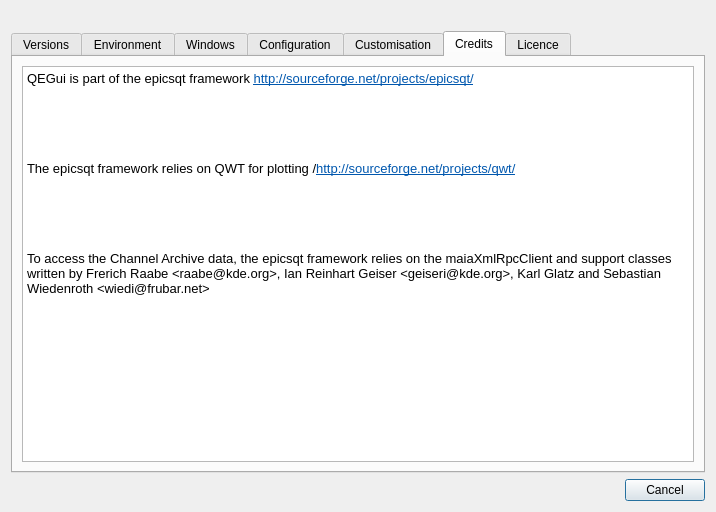
Before: the Qt Designer form applications/QEGuiApp/src/aboutDialog.ui in andrewrhyder/epicsqt, drawn with Qt 5.
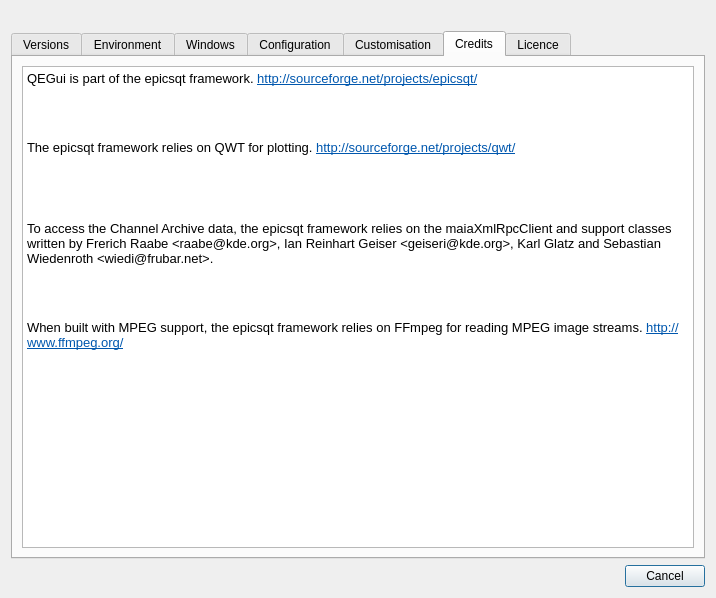
After: the same form once the commit is applied. The open tabs and pages were chosen to show the change. Icons and pictures are not drawn.

Commit message: Add ffmpef suppliers to credits In QEImage, image display properties control: - Correct signal and slot names - Set user selectable maximum pixel value range when image is first displayed - Display histogram as bars rather than a line. Better for wide histograms where each bin can be seen. - Draw full color lookup table, not just one color per bin. - Fix vertical scaling of histogram when zooming historgram. In QEImage, mono image processing: - fix crash when more used bits than expected. - Remove compilation warnings for some compilers.

```diff
--- a/applications/QEGuiApp/src/aboutDialog.ui
+++ b/applications/QEGuiApp/src/aboutDialog.ui
@@ -7,7 +7,7 @@
     <x>0</x>
     <y>0</y>
     <width>716</width>
-    <height>430</height>
+    <height>598</height>
    </rect>
   </property>
   <property name="windowTitle">
@@ -456,16 +456,15 @@
           <string>&lt;!DOCTYPE HTML PUBLIC &quot;-//W3C//DTD HTML 4.0//EN&quot; &quot;http://www.w3.org/TR/REC-html40/strict.dtd&quot;&gt;
 &lt;html&gt;&lt;head&gt;&lt;meta name=&quot;qrichtext&quot; content=&quot;1&quot; /&gt;&lt;style type=&quot;text/css&quot;&gt;
 p, li { white-space: pre-wrap; }
-&lt;/style&gt;&lt;/head&gt;&lt;body style=&quot; font-family:'Sans Serif'; font-size:10pt; font-weight:400; font-style:normal;&quot;&gt;
-&lt;p style=&quot; margin-top:0px; margin-bottom:0px; margin-left:0px; margin-right:0px; -qt-block-indent:0; text-indent:0px;&quot;&gt;QEGui is part of the epicsqt framework &lt;a href=&quot;http://sourceforge.net/projects/epicsqt/&quot;&gt;&lt;span style=&quot; text-decoration: underline; color:#0057ae;&quot;&gt;http://sourceforge.net/projects/epicsqt/&lt;/span&gt;&lt;/a&gt;&lt;/p&gt;
-&lt;p style=&quot;-qt-paragraph-type:empty; margin-top:0px; margin-bottom:0px; margin-left:0px; margin-right:0px; -qt-block-indent:0; text-indent:0px;&quot;&gt;&lt;/p&gt;
-&lt;p style=&quot; margin-top:0px; margin-bottom:0px; margin-left:0px; margin-right:0px; -qt-block-indent:0; text-indent:0px;&quot;&gt;&lt;br /&gt;&lt;/p&gt;
-&lt;p style=&quot; margin-top:0px; margin-bottom:0px; margin-left:0px; margin-right:0px; -qt-block-indent:0; text-indent:0px;&quot;&gt;&lt;br /&gt;&lt;/p&gt;
-&lt;p style=&quot; margin-top:0px; margin-bottom:0px; margin-left:0px; margin-right:0px; -qt-block-indent:0; text-indent:0px;&quot;&gt;The epicsqt framework relies on QWT for plotting /&lt;a href=&quot;http://sourceforge.net/projects/qwt/&quot;&gt;&lt;span style=&quot; text-decoration: underline; color:#0057ae;&quot;&gt;http://sourceforge.net/projects/qwt/&lt;/span&gt;&lt;/a&gt;&lt;/p&gt;
-&lt;p style=&quot;-qt-paragraph-type:empty; margin-top:0px; margin-bottom:0px; margin-left:0px; margin-right:0px; -qt-block-indent:0; text-indent:0px; text-decoration: underline; color:#0057ae;&quot;&gt;&lt;/p&gt;
-&lt;p style=&quot; margin-top:0px; margin-bottom:0px; margin-left:0px; margin-right:0px; -qt-block-indent:0; text-indent:0px;&quot;&gt;&lt;span style=&quot; text-decoration: underline; color:#0057ae;&quot;&gt;&lt;br /&gt;&lt;/span&gt;&lt;/p&gt;
-&lt;p style=&quot; margin-top:0px; margin-bottom:0px; margin-left:0px; margin-right:0px; -qt-block-indent:0; text-indent:0px;&quot;&gt;&lt;span style=&quot; text-decoration: underline; color:#0057ae;&quot;&gt;&lt;br /&gt;&lt;/span&gt;&lt;/p&gt;
-&lt;p style=&quot; margin-top:0px; margin-bottom:0px; margin-left:0px; margin-right:0px; -qt-block-indent:0; text-indent:0px;&quot;&gt;To access the Channel Archive data, the epicsqt framework relies on the maiaXmlRpcClient and support classes written by Frerich Raabe &amp;lt;raabe@kde.org&amp;gt;, Ian Reinhart Geiser &amp;lt;geiseri@kde.org&amp;gt;, Karl Glatz and Sebastian Wiedenroth &amp;lt;wiedi@frubar.net&amp;gt;&lt;/p&gt;&lt;/body&gt;&lt;/html&gt;</string>
+&lt;/style&gt;&lt;/head&gt;&lt;body style=&quot; font-family:'Sans'; font-size:10pt; font-weight:400; font-style:normal;&quot;&gt;
+&lt;p style=&quot; margin-top:12px; margin-bottom:12px; margin-left:0px; margin-right:0px; -qt-block-indent:0; text-indent:0px;&quot;&gt;&lt;span style=&quot; font-family:'Sans Serif';&quot;&gt;QEGui is part of the epicsqt framework. &lt;/span&gt;&lt;a href=&quot;http://sourceforge.net/projects/epicsqt/&quot;&gt;&lt;span style=&quot; font-family:'Sans Serif'; text-decoration: underline; color:#0057ae;&quot;&gt;http://sourceforge.net/projects/epicsqt/&lt;/span&gt;&lt;/a&gt;&lt;/p&gt;
+&lt;p style=&quot; margin-top:12px; margin-bottom:12px; margin-left:0px; margin-right:0px; -qt-block-indent:0; text-indent:0px;&quot;&gt;&lt;br /&gt;&lt;/p&gt;
+&lt;p style=&quot; margin-top:12px; margin-bottom:12px; margin-left:0px; margin-right:0px; -qt-block-indent:0; text-indent:0px;&quot;&gt;&lt;span style=&quot; font-family:'Sans Serif';&quot;&gt;The epicsqt framework relies on QWT for plotting. &lt;/span&gt;&lt;a href=&quot;http://sourceforge.net/projects/qwt/&quot;&gt;&lt;span style=&quot; font-family:'Sans Serif'; text-decoration: underline; color:#0057ae;&quot;&gt;http://sourceforge.net/projects/qwt/&lt;/span&gt;&lt;/a&gt;&lt;/p&gt;
+&lt;p style=&quot;-qt-paragraph-type:empty; margin-top:12px; margin-bottom:12px; margin-left:0px; margin-right:0px; -qt-block-indent:0; text-indent:0px;&quot;&gt;&lt;br /&gt;&lt;/p&gt;
+&lt;p style=&quot;-qt-paragraph-type:empty; margin-top:12px; margin-bottom:12px; margin-left:0px; margin-right:0px; -qt-block-indent:0; text-indent:0px;&quot;&gt;&lt;br /&gt;&lt;/p&gt;
+&lt;p style=&quot; margin-top:12px; margin-bottom:12px; margin-left:0px; margin-right:0px; -qt-block-indent:0; text-indent:0px;&quot;&gt;&lt;span style=&quot; font-family:'Sans Serif';&quot;&gt;To access the Channel Archive data, the epicsqt framework relies on the maiaXmlRpcClient and support classes written by Frerich Raabe &amp;lt;raabe@kde.org&amp;gt;, Ian Reinhart Geiser &amp;lt;geiseri@kde.org&amp;gt;, Karl Glatz and Sebastian Wiedenroth &amp;lt;wiedi@frubar.net&amp;gt;.&lt;/span&gt;&lt;/p&gt;
+&lt;p style=&quot; margin-top:12px; margin-bottom:12px; margin-left:0px; margin-right:0px; -qt-block-indent:0; text-indent:0px;&quot;&gt;&lt;br /&gt;&lt;/p&gt;
+&lt;p style=&quot; margin-top:12px; margin-bottom:12px; margin-left:0px; margin-right:0px; -qt-block-indent:0; text-indent:0px;&quot;&gt;&lt;span style=&quot; font-family:'Sans Serif';&quot;&gt;When built with MPEG support, the epicsqt framework relies on FFmpeg for reading MPEG image streams. &lt;/span&gt;&lt;span style=&quot; font-family:'Sans Serif'; text-decoration: underline; color:#0057ae;&quot;&gt;http://www.ffmpeg.org/&lt;/span&gt;&lt;/p&gt;&lt;/body&gt;&lt;/html&gt;</string>
          </property>
         </widget>
        </item>
```
Left out of the diff: 12 changed lines with no effect on the pictures. The commit also changes 3 other files.
